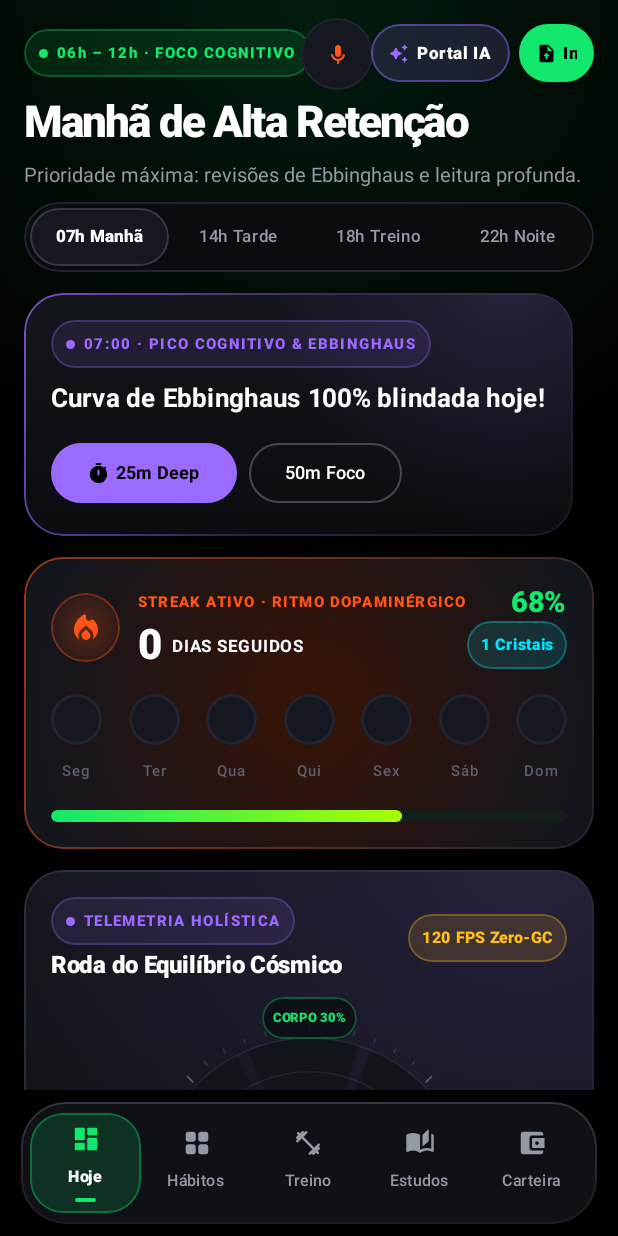
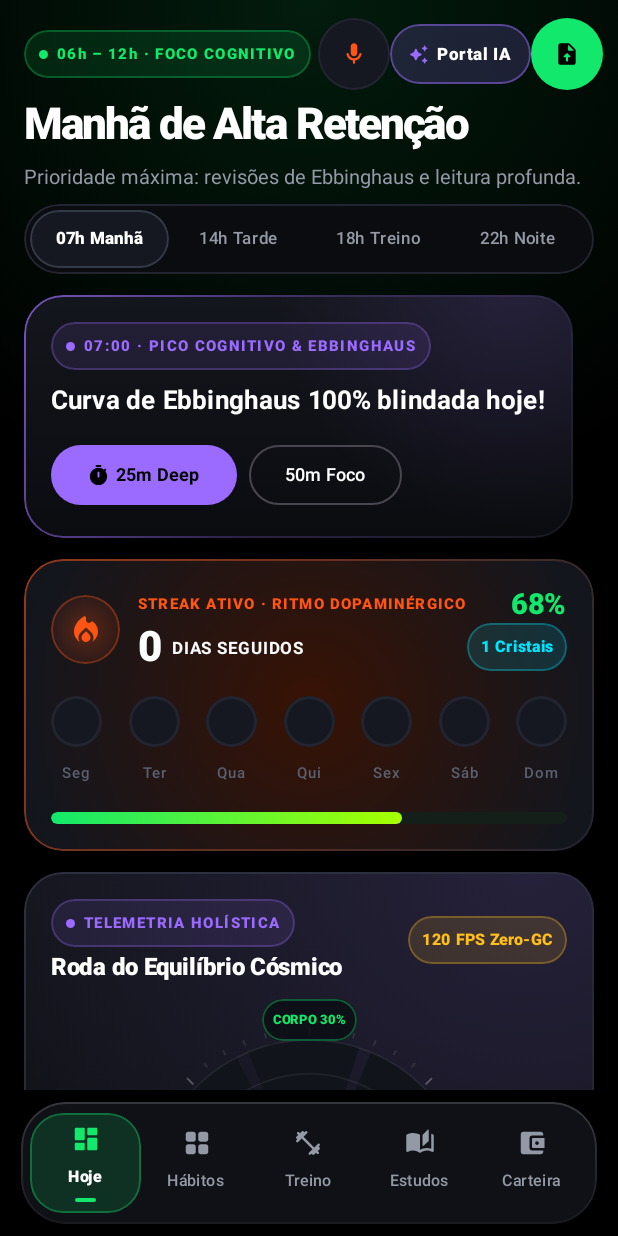
Before and after one commit to monteirokelvin45-del/Life-lol, an Android app built with Jetpack Compose: the screen it shows after launch (MainActivity), on a phone screen of 412 x 824 dp. Run offline under Robolectric (Android 15) with nearby library versions, the phone set to English and light mode, and no system bars; our stand-ins replace Dagger/Hilt's generated code, Room's generated code; libraries missing offline, so code that uses them is left out: com.google.mlkit.vision, net.sqlcipher.database; 31 statements that could not run were skipped.

Commit message:
polish(ui,qa): symmetrical top command orbs & centered Bezier anatomy/RPG screenshots
Co-authored-by: arena-agent <297053741+arena-agent@users.noreply.github.com>

```diff
--- a/app/src/main/kotlin/com/lifeos/app/features/home/HomeScreen.kt
+++ b/app/src/main/kotlin/com/lifeos/app/features/home/HomeScreen.kt
@@ -152,8 +152,11 @@ fun HomeScreen(
                 ) {
                     EyebrowCapsule(
                         text = state.timeContext.badgeLabel,
-                        accent = LifeOsTheme.GreenHealth
+                        accent = LifeOsTheme.GreenHealth,
+                        modifier = Modifier.weight(1f, fill = false)
                     )
+
+                    Spacer(modifier = Modifier.width(8.dp))
 
                     Row(
                         horizontalArrangement = Arrangement.spacedBy(6.dp),
@@ -176,7 +179,7 @@ fun HomeScreen(
                                     .onFailure { showPortalModal = true }
                             },
                             modifier = Modifier
-                                .size(34.dp)
+                                .size(36.dp)
                                 .clip(CircleShape)
                                 .background(LifeOsTheme.SurfaceElevated)
                                 .border(1.dp, LifeOsTheme.BorderSubtle, CircleShape)
@@ -185,17 +188,17 @@ fun HomeScreen(
                                 imageVector = Icons.Rounded.Mic,
                                 contentDescription = "Portal por Voz",
                                 tint = LifeOsTheme.OrangeStreak,
-                                modifier = Modifier.size(16.dp)
+                                modifier = Modifier.size(17.dp)
                             )
                         }
 
                         Row(
                             modifier = Modifier
                                 .clip(CircleShape)
-                                .background(LifeOsTheme.PurpleStudy.copy(alpha = 0.16f))
-                                .border(1.dp, LifeOsTheme.PurpleStudy.copy(alpha = 0.45f), CircleShape)
+                                .background(LifeOsTheme.PurpleStudy.copy(alpha = 0.18f))
+                                .border(1.dp, LifeOsTheme.PurpleStudy.copy(alpha = 0.48f), CircleShape)
                                 .clickable { showPortalModal = true }
-                                .padding(horizontal = 11.dp, vertical = 7.dp),
+                                .padding(horizontal = 12.dp, vertical = 8.dp),
                             verticalAlignment = Alignment.CenterVertically
                         ) {
                             Icon(
@@ -215,37 +218,27 @@ fun HomeScreen(
                             )
                         }
 
-                        Row(
+                        IconButton(
+                            onClick = {
+                                documentPickerLauncher.launch(
+                                    arrayOf(
+                                        "application/pdf",
+                                        "application/vnd.openxmlformats-officedocument.wordprocessingml.document",
+                                        "text/*",
+                                        "image/*"
+                                    )
+                                )
+                            },
                             modifier = Modifier
+                                .size(36.dp)
                                 .clip(CircleShape)
                                 .background(LifeOsTheme.GreenHealth)
-                                .clickable {
-                                    documentPickerLauncher.launch(
-                                        arrayOf(
-                                            "application/pdf",
-                                            "application/vnd.openxmlformats-officedocument.wordprocessingml.document",
-                                            "text/*",
-                                            "image/*"
-                                        )
-                                    )
-                                }
-                                .padding(horizontal = 11.dp, vertical = 7.dp),
-                            verticalAlignment = Alignment.CenterVertically
                         ) {
                             Icon(
                                 imageVector = Icons.Rounded.UploadFile,
                                 contentDescription = "Importar PDF ou DOCX",
                                 tint = Color.Black,
-                                modifier = Modifier.size(14.dp)
-                            )
-                            Spacer(modifier = Modifier.width(4.dp))
-                            Text(
-                                text = "Importar",
-                                color = Color.Black,
-                                fontSize = 11.5.sp,
-                                fontWeight = FontWeight.Black,
-                                maxLines = 1,
-                                softWrap = false
+                                modifier = Modifier.size(17.dp)
                             )
                         }
                     }
```
Also changed, not shown: 2 other files.
